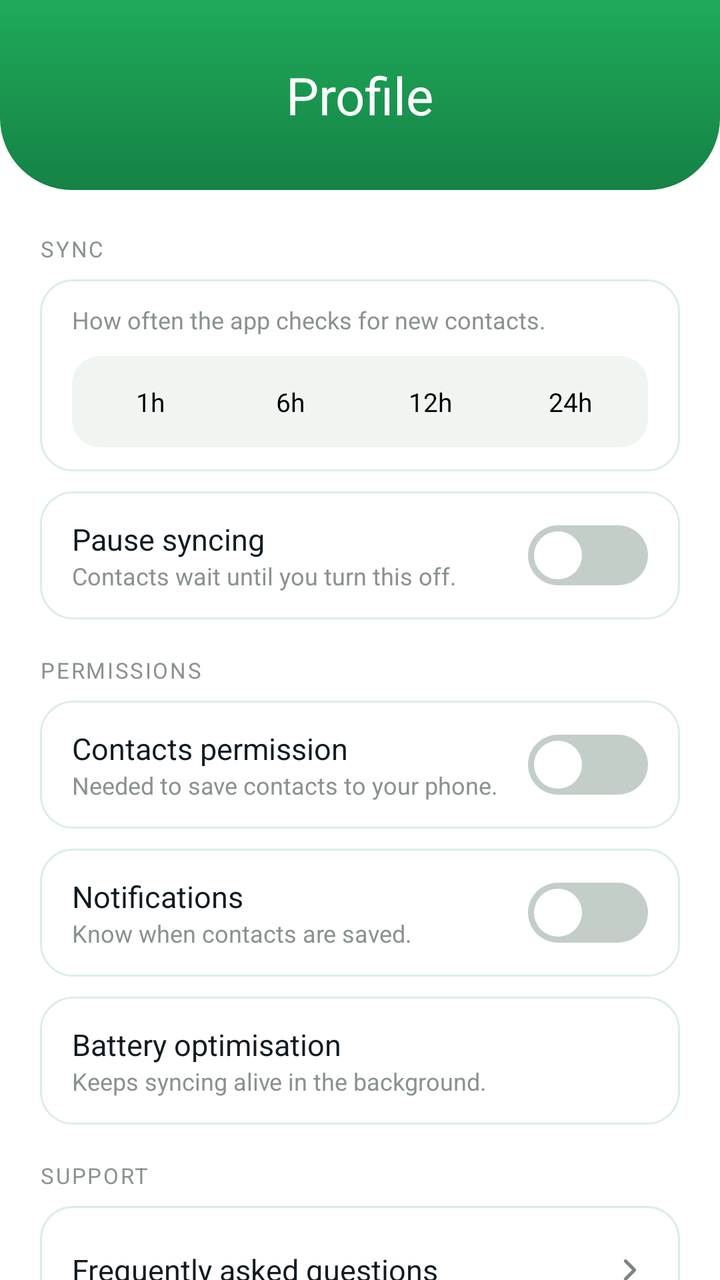
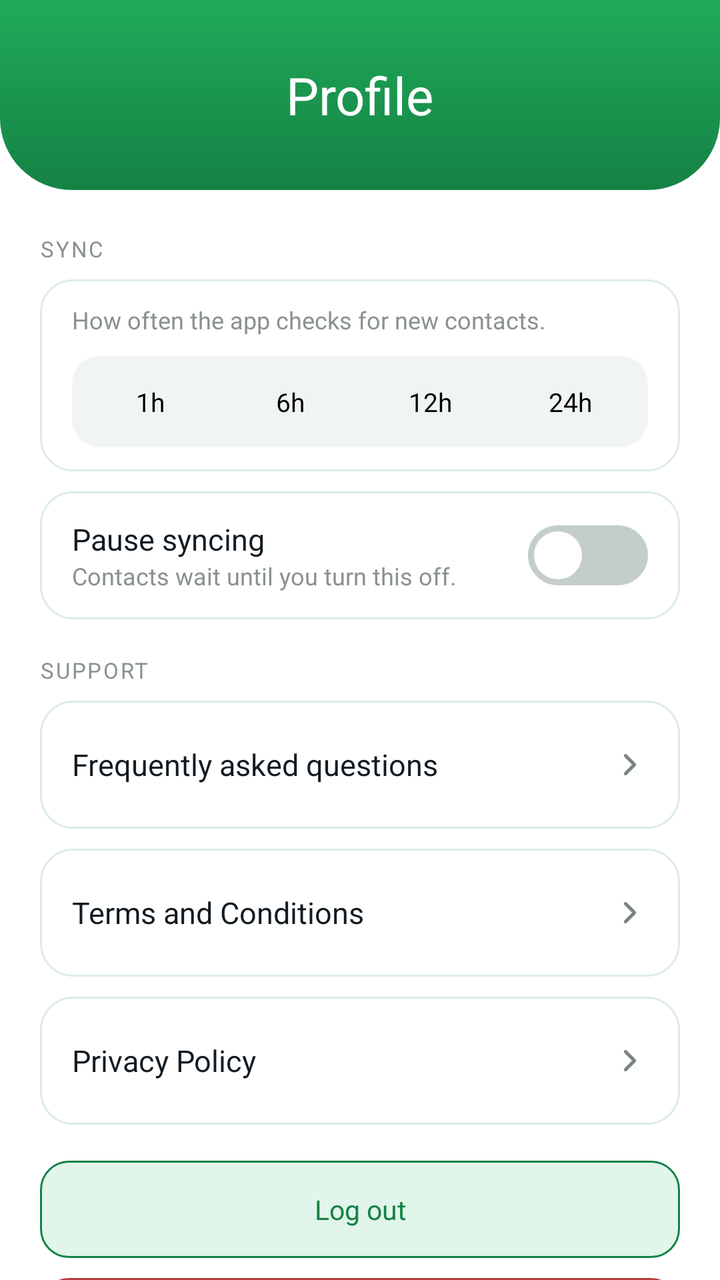

Two renders of the same Android screen: before a commit and after it. Below are the layout's source before the change and the commit's diff.
<!-- AndroidManifest.xml: application theme Theme.ViewGrow.Starting -->
<!-- res/layout/fragment_profile.xml -->
<?xml version="1.0" encoding="utf-8"?>
<LinearLayout xmlns:android="http://schemas.android.com/apk/res/android"
    xmlns:app="http://schemas.android.com/apk/res-auto"
    android:layout_width="match_parent"
    android:layout_height="match_parent"
    android:background="@color/surface"
    android:orientation="vertical">

    
    <LinearLayout
        android:id="@+id/hero"
        android:layout_width="match_parent"
        android:layout_height="wrap_content"
        android:background="@drawable/bg_hero"
        android:gravity="center_horizontal"
        android:orientation="vertical"
        android:paddingTop="30dp"
        android:paddingBottom="30dp">
        <LinearLayout
            android:layout_width="wrap_content"
            android:layout_height="wrap_content"
            android:gravity="center_vertical"
            android:orientation="horizontal">
            <TextView
                android:layout_width="wrap_content"
                android:layout_height="wrap_content"
                android:tag="extrabold"
                android:text="Profile"
                android:textColor="@color/white"
                android:textSize="26sp" />
        </LinearLayout>
    </LinearLayout>

    <ScrollView
        android:layout_width="match_parent"
        android:layout_height="0dp"
        android:layout_weight="1"
        android:clipToPadding="false"
        android:paddingBottom="90dp"
        android:scrollbars="none">

        
        <LinearLayout
            android:layout_width="match_parent"
            android:layout_height="wrap_content"
            android:orientation="vertical"
            android:paddingStart="20dp"
            android:paddingTop="22dp"
            android:paddingEnd="20dp"
            android:paddingBottom="20dp">

            <TextView style="@style/SectionLabel" android:layout_marginTop="0dp" android:text="SYNC" />

            
            <LinearLayout
                android:id="@+id/row_interval"
                style="@style/SettingRow"
                android:orientation="vertical"
                android:gravity="start">
                <TextView style="@style/SettingSub" android:text="How often the app checks for new contacts." />
                <LinearLayout
                    android:layout_width="match_parent"
                    android:layout_height="wrap_content"
                    android:layout_marginTop="10dp"
                    android:background="@drawable/bg_seg_track"
                    android:orientation="horizontal"
                    android:padding="4dp">
                    <TextView
                        android:id="@+id/seg_1"
                        android:layout_width="0dp"
                        android:layout_height="wrap_content"
                        android:layout_weight="1"
                        android:gravity="center"
                        android:paddingTop="10dp"
                        android:paddingBottom="10dp"
                        android:tag="semibold"
                        android:text="1h"
                        android:textSize="13sp" />
                    <TextView
                        android:id="@+id/seg_6"
                        android:layout_width="0dp"
                        android:layout_height="wrap_content"
                        android:layout_weight="1"
                        android:gravity="center"
                        android:paddingTop="10dp"
                        android:paddingBottom="10dp"
                        android:tag="semibold"
                        android:text="6h"
                        android:textSize="13sp" />
                    <TextView
                        android:id="@+id/seg_12"
                        android:layout_width="0dp"
                        android:layout_height="wrap_content"
                        android:layout_weight="1"
                        android:gravity="center"
                        android:paddingTop="10dp"
                        android:paddingBottom="10dp"
                        android:tag="semibold"
                        android:text="12h"
                        android:textSize="13sp" />
                    <TextView
                        android:id="@+id/seg_24"
                        android:layout_width="0dp"
                        android:layout_height="wrap_content"
                        android:layout_weight="1"
                        android:gravity="center"
                        android:paddingTop="10dp"
                        android:paddingBottom="10dp"
                        android:tag="semibold"
                        android:text="24h"
                        android:textSize="13sp" />
                </LinearLayout>
            </LinearLayout>

            <LinearLayout style="@style/SettingRow">
                <LinearLayout
                    android:layout_width="0dp"
                    android:layout_height="wrap_content"
                    android:layout_weight="1"
                    android:orientation="vertical">
                    <TextView style="@style/SettingTitle" android:text="Pause syncing" />
                    <TextView style="@style/SettingSub" android:text="Contacts wait until you turn this off." />
                </LinearLayout>
                <androidx.appcompat.widget.SwitchCompat
                    android:id="@+id/sw_pause"
                    style="@style/SettingSwitch" />
            </LinearLayout>

            <TextView style="@style/SectionLabel" android:text="PERMISSIONS" />

            <LinearLayout style="@style/SettingRow">
                <LinearLayout
                    android:layout_width="0dp"
                    android:layout_height="wrap_content"
                    android:layout_weight="1"
                    android:orientation="vertical">
                    <TextView style="@style/SettingTitle" android:text="Contacts permission" />
                    <TextView style="@style/SettingSub" android:text="Needed to save contacts to your phone." />
                </LinearLayout>
                <androidx.appcompat.widget.SwitchCompat
                    android:id="@+id/sw_contacts"
                    style="@style/SettingSwitch" />
            </LinearLayout>

            <LinearLayout style="@style/SettingRow">
                <LinearLayout
                    android:layout_width="0dp"
                    android:layout_height="wrap_content"
                    android:layout_weight="1"
                    android:orientation="vertical">
                    <TextView style="@style/SettingTitle" android:text="Notifications" />
                    <TextView style="@style/SettingSub" android:text="Know when contacts are saved." />
                </LinearLayout>
                <androidx.appcompat.widget.SwitchCompat
                    android:id="@+id/sw_notif"
                    style="@style/SettingSwitch" />
            </LinearLayout>

            <LinearLayout
                android:id="@+id/row_battery"
                style="@style/SettingRow"
                android:clickable="true"
                android:focusable="true">
                <LinearLayout
                    android:layout_width="0dp"
                    android:layout_height="wrap_content"
                    android:layout_weight="1"
                    android:orientation="vertical">
                    <TextView style="@style/SettingTitle" android:text="Battery optimisation" />
                    <TextView style="@style/SettingSub" android:text="Keeps syncing alive in the background." />
                </LinearLayout>
                <TextView
                    android:id="@+id/battery_chip"
                    android:layout_width="wrap_content"
                    android:layout_height="wrap_content"
                    android:layout_marginStart="12dp"
                    android:paddingStart="9dp"
                    android:paddingTop="3dp"
                    android:paddingEnd="9dp"
                    android:paddingBottom="3dp"
                    android:tag="semibold"
                    android:textSize="11sp" />
            </LinearLayout>

            <TextView style="@style/SectionLabel" android:text="SUPPORT" />

            <LinearLayout
                android:id="@+id/row_help"
                style="@style/SettingRow"
                android:clickable="true"
                android:focusable="true">
                <TextView style="@style/SettingTitle" android:layout_width="0dp" android:layout_weight="1" android:text="Frequently asked questions" />
                <ImageView
                    android:layout_width="18dp"
                    android:layout_height="18dp"
                    android:contentDescription="@null"
                    android:src="@drawable/ic_chevron_right" />
            </LinearLayout>

            <LinearLayout
                android:id="@+id/row_terms"
                style="@style/SettingRow"
                android:clickable="true"
                android:focusable="true">
                <TextView style="@style/SettingTitle" android:layout_width="0dp" android:layout_weight="1" android:text="Terms and Conditions" />
                <ImageView
                    android:layout_width="18dp"
                    android:layout_height="18dp"
                    android:contentDescription="@null"
                    android:src="@drawable/ic_chevron_right" />
            </LinearLayout>

            <LinearLayout
                android:id="@+id/row_privacy"
                style="@style/SettingRow"
                android:clickable="true"
                android:focusable="true">
                <TextView style="@style/SettingTitle" android:layout_width="0dp" android:layout_weight="1" android:text="Privacy Policy" />
                <ImageView
                    android:layout_width="18dp"
                    android:layout_height="18dp"
                    android:contentDescription="@null"
                    android:src="@drawable/ic_chevron_right" />
            </LinearLayout>

            
            <TextView
                android:id="@+id/btn_logout"
                android:layout_width="match_parent"
                android:layout_height="wrap_content"
                android:layout_marginTop="8dp"
                android:background="@drawable/bg_logout"
                android:clickable="true"
                android:focusable="true"
                android:gravity="center"
                android:paddingTop="15dp"
                android:paddingBottom="15dp"
                android:tag="bold"
                android:text="Log out"
                android:textColor="@color/green_text"
                android:textSize="13.5sp" />

            <TextView
                android:id="@+id/btn_delete"
                android:layout_width="match_parent"
                android:layout_height="wrap_content"
                android:layout_marginTop="10dp"
                android:background="@drawable/bg_delete"
                android:clickable="true"
                android:focusable="true"
                android:gravity="center"
                android:paddingTop="15dp"
                android:paddingBottom="15dp"
                android:tag="bold"
                android:text="Delete My Contacts"
                android:textColor="@color/red_dark"
                android:textSize="13.5sp" />

            <TextView
                android:id="@+id/version"
                android:layout_width="match_parent"
                android:layout_height="wrap_content"
                android:layout_marginTop="16dp"
                android:gravity="center"
                android:textColor="@color/muted"
                android:textSize="12sp" />
        </LinearLayout>
    </ScrollView>
</LinearLayout>
<!-- resources referenced by this layout -->
<resources>
  <color name="green_text">#158245</color>
  <color name="muted">#8A928C</color>
  <color name="red_dark">#B3413D</color>
  <color name="surface">#FFFFFF</color>
  <color name="white">#FFFFFF</color>
  <!-- drawable bg_delete (drawable) -->
  <?xml version="1.0" encoding="utf-8"?>
  <shape xmlns:android="http://schemas.android.com/apk/res/android" android:shape="rectangle">
      <solid android:color="@color/red_bg" />
      <stroke android:width="1dp" android:color="@color/red_dark" />
      <corners android:radius="14dp" />
  </shape>
  <!-- drawable bg_hero (drawable) -->
  <?xml version="1.0" encoding="utf-8"?>
  <shape xmlns:android="http://schemas.android.com/apk/res/android" android:shape="rectangle">
      <gradient android:angle="270" android:startColor="@color/green" android:endColor="@color/green_dark" />
      <corners android:bottomLeftRadius="36dp" android:bottomRightRadius="36dp" />
  </shape>
  <!-- drawable bg_logout (drawable) -->
  <?xml version="1.0" encoding="utf-8"?>
  <shape xmlns:android="http://schemas.android.com/apk/res/android" android:shape="rectangle">
      <solid android:color="@color/tint" />
      <stroke android:width="1dp" android:color="@color/green_text" />
      <corners android:radius="14dp" />
  </shape>
  <!-- drawable bg_seg_track (drawable) -->
  <?xml version="1.0" encoding="utf-8"?>
  <shape xmlns:android="http://schemas.android.com/apk/res/android" android:shape="rectangle">
      <solid android:color="@color/seg_track" />
      <corners android:radius="14dp" />
  </shape>
  <style name="SettingSub">
          <item name="android:layout_width">wrap_content</item>
          <item name="android:layout_height">wrap_content</item>
          <item name="android:textColor">@color/muted</item>
          <item name="android:textSize">12sp</item>
      </style>
  <style name="SettingTitle">
          <item name="android:layout_width">wrap_content</item>
          <item name="android:layout_height">wrap_content</item>
          <item name="android:tag">semibold</item>
          <item name="android:textColor">@color/dark</item>
          <item name="android:textSize">15sp</item>
      </style>
  <style name="Theme.ViewGrow.Starting" parent="Theme.SplashScreen">
          <item name="windowSplashScreenBackground">@color/splash_bg</item>
          <item name="windowSplashScreenAnimatedIcon">@drawable/splash_icon</item>
          <item name="postSplashScreenTheme">@style/Theme.ViewGrow</item>
      </style>
  <color name="red_bg">#FBEAE9</color>
  <color name="green">#1FAA59</color>
  <color name="green_dark">#158245</color>
  <color name="tint">#E1F5EB</color>
  <color name="seg_track">#F0F5F2</color>
  <color name="text2">#7A8580</color>
  <!-- drawable bg_card (drawable) -->
  <?xml version="1.0" encoding="utf-8"?>
  <shape xmlns:android="http://schemas.android.com/apk/res/android" android:shape="rectangle">
      <solid android:color="@color/surface" />
      <stroke android:width="1dp" android:color="@color/border" />
      <corners android:radius="16dp" />
  </shape>
  <!-- drawable switch_thumb_shape (drawable) -->
  <?xml version="1.0" encoding="utf-8"?>
  <layer-list xmlns:android="http://schemas.android.com/apk/res/android">
      <item
          android:left="3dp"
          android:top="3dp"
          android:right="3dp"
          android:bottom="3dp">
          <shape android:shape="oval">
              <size android:width="24dp" android:height="24dp" />
              <solid android:color="#FFFFFFFF" />
          </shape>
      </item>
  </layer-list>
  <!-- drawable switch_track_shape (drawable) -->
  <?xml version="1.0" encoding="utf-8"?>
  <shape xmlns:android="http://schemas.android.com/apk/res/android" android:shape="rectangle">
      <size android:width="52dp" android:height="30dp" />
      <corners android:radius="15dp" />
      <solid android:color="#FFFFFFFF" />
  </shape>
  <color name="dark">#111B21</color>
  <color name="splash_bg">#F6F6F6</color>
  <color name="border">#DCEEE1</color>
  <!-- unchanged entries left out for length: 6 -->
</resources>

<!-- the commit's change to res/layout/fragment_profile.xml (unified diff, before → after) -->
@@ -126,62 +126,6 @@
                     style="@style/SettingSwitch" />
             </LinearLayout>
 
-            <TextView style="@style/SectionLabel" android:text="PERMISSIONS" />
-
-            <LinearLayout style="@style/SettingRow">
-                <LinearLayout
-                    android:layout_width="0dp"
-                    android:layout_height="wrap_content"
-                    android:layout_weight="1"
-                    android:orientation="vertical">
-                    <TextView style="@style/SettingTitle" android:text="Contacts permission" />
-                    <TextView style="@style/SettingSub" android:text="Needed to save contacts to your phone." />
-                </LinearLayout>
-                <androidx.appcompat.widget.SwitchCompat
-                    android:id="@+id/sw_contacts"
-                    style="@style/SettingSwitch" />
-            </LinearLayout>
-
-            <LinearLayout style="@style/SettingRow">
-                <LinearLayout
-                    android:layout_width="0dp"
-                    android:layout_height="wrap_content"
-                    android:layout_weight="1"
-                    android:orientation="vertical">
-                    <TextView style="@style/SettingTitle" android:text="Notifications" />
-                    <TextView style="@style/SettingSub" android:text="Know when contacts are saved." />
-                </LinearLayout>
-                <androidx.appcompat.widget.SwitchCompat
-                    android:id="@+id/sw_notif"
-                    style="@style/SettingSwitch" />
-            </LinearLayout>
-
-            <LinearLayout
-                android:id="@+id/row_battery"
-                style="@style/SettingRow"
-                android:clickable="true"
-                android:focusable="true">
-                <LinearLayout
-                    android:layout_width="0dp"
-                    android:layout_height="wrap_content"
-                    android:layout_weight="1"
-                    android:orientation="vertical">
-                    <TextView style="@style/SettingTitle" android:text="Battery optimisation" />
-                    <TextView style="@style/SettingSub" android:text="Keeps syncing alive in the background." />
-                </LinearLayout>
-                <TextView
-                    android:id="@+id/battery_chip"
-                    android:layout_width="wrap_content"
-                    android:layout_height="wrap_content"
-                    android:layout_marginStart="12dp"
-                    android:paddingStart="9dp"
-                    android:paddingTop="3dp"
-                    android:paddingEnd="9dp"
-                    android:paddingBottom="3dp"
-                    android:tag="semibold"
-                    android:textSize="11sp" />
-            </LinearLayout>
-
             <TextView style="@style/SectionLabel" android:text="SUPPORT" />
 
             <LinearLayout
